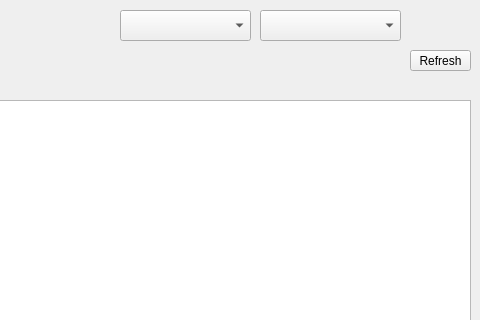
First picture: the form in TeamFinder/mainscreen.ui, repository TeamUp-Bummers/TeamFinder, before the edit; both pictures show x 320 to 800 and y 0 to 320 of the 800 by 600 pixel window.
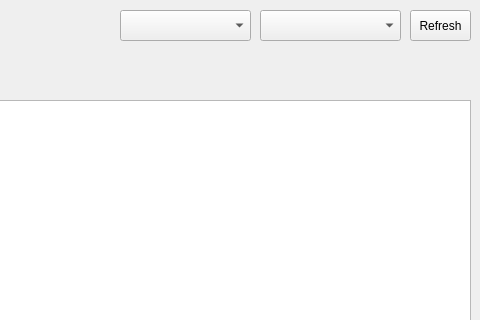
Second picture: the form after the edit.

```diff
--- a/TeamFinder/mainscreen.ui
+++ b/TeamFinder/mainscreen.ui
@@ -69,9 +69,9 @@
     <property name="geometry">
      <rect>
       <x>730</x>
-      <y>50</y>
+      <y>10</y>
       <width>61</width>
-      <height>21</height>
+      <height>31</height>
      </rect>
     </property>
     <property name="text">
```
